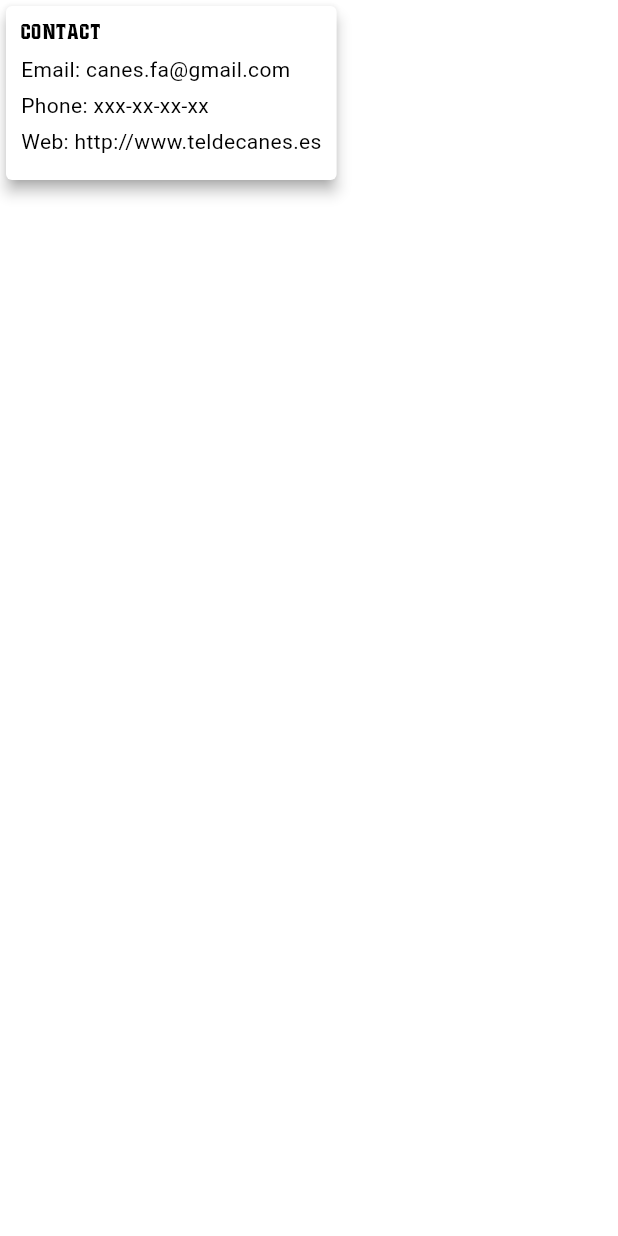
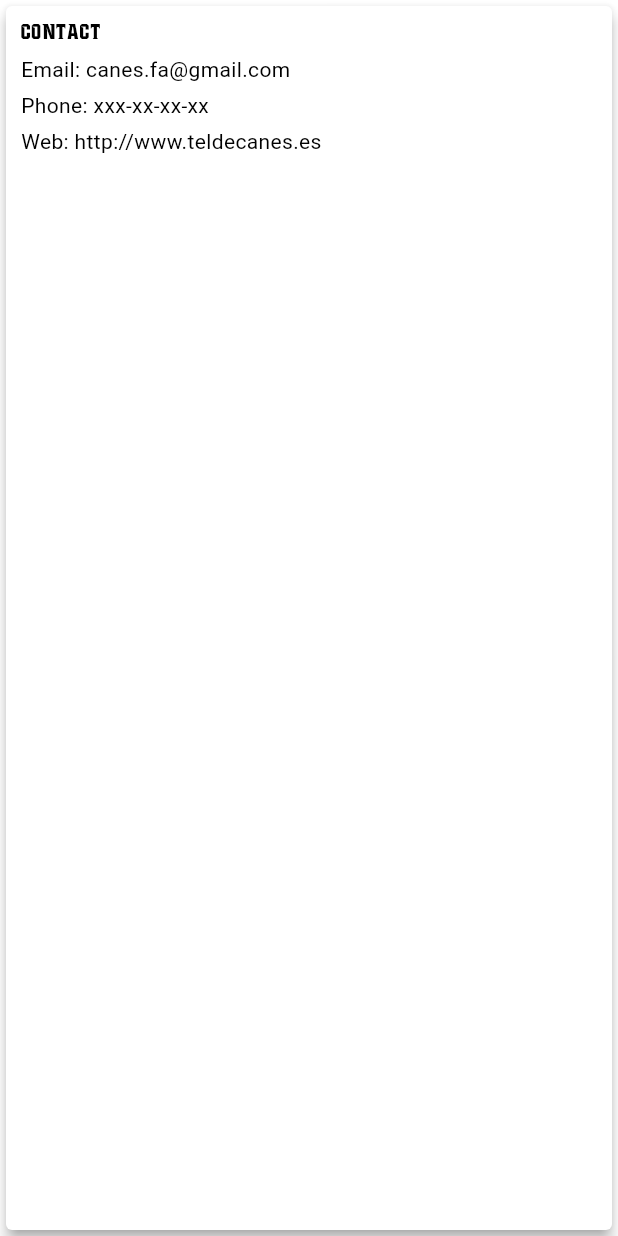
Before and after one commit to mario-monzon/canes_flutter_app, a Flutter app: the ContactDatasWidget widget shown alone on an empty page, opened directly, on a phone screen of 412 x 824 dp. Run offline on Flutter 3.47's test engine with Material 2 defaults, Android fonts, the phone set to English and light mode, and no system bars; our stand-ins replace cached_network_image, chopper, flutter_svg, google_maps_flutter, photo_view, share; generated files the repository leaves out were written again; Roboto replaces fonts that are missing (Canes_font_body); statements that could not run were skipped.

```diff
--- a/lib/design/img.dart
+++ b/lib/design/img.dart
@@ -8,4 +8,7 @@ class Img {
   static const String sponsor = 'assets/images/sponsor.svg';
   static const String contact = 'assets/images/contact.svg';
   static const String canes = 'assets/images/canes.png';
+  static const String facebook = 'assets/images/facebook.svg';
+  static const String instagram = 'assets/images/instagram.svg';
+  static const String twitter = 'assets/images/twitter.svg';
 }
--- a/lib/global.dart
+++ b/lib/global.dart
@@ -1,3 +1,5 @@
+import 'dart:io';
+
 import 'net/api.dart';
 
 /// Global scope app singleton, for initializations needed app wide
@@ -8,6 +10,14 @@ class Global {
   }
 
   static final String webCanes = 'http://teldecanes.es/index.php/en/';
+  static final String facebookCanes = Platform.isIOS
+      ? 'fb://profile/1931826973734524'
+      : 'fb://page/1931826973734524';
+  static final String instagramCanes =
+      'https://www.instagram.com/canes_american_football/?hl=es';
+  static final String twitterCanes =
+      'https://twitter.com/footballcanes?lang=es';
+
   Global._internal();
 
   // this is a global singleton
--- a/lib/screens/tabs/contact.dart
+++ b/lib/screens/tabs/contact.dart
@@ -1,4 +1,5 @@
 import 'package:canes_app/widget/contact/contact_datas_widget.dart';
+import 'package:canes_app/widget/contact/contact_social_buttons_widget.dart';
 import 'package:canes_app/widget/contact/training_days_widget.dart';
 import 'package:flutter/material.dart';
 
@@ -42,6 +43,7 @@ class Tab5Screen extends StatelessWidget {
                                   children: <Widget>[
                                     ContactDatasWidget(),
                                     TrainingDaysWidget(),
+                                    SocialButtonsWidget(),
                                   ],
                                 )
                               ])))));
--- a/lib/widget/contact/contact_datas_widget.dart
+++ b/lib/widget/contact/contact_datas_widget.dart
@@ -12,9 +12,11 @@ class ContactDatasWidget extends StatelessWidget {
       shadowColor: Colors.grey,
       child: Padding(
         padding: EdgeInsets.all(10),
-        child: Column(
+        child: Row(
+          mainAxisSize: MainAxisSize.max,
+          children: <Widget>[
+            Column(
               crossAxisAlignment: CrossAxisAlignment.start,
-          mainAxisSize: MainAxisSize.min,
               children: [
                 Text(S.of(context).contact),
                 Padding(
@@ -46,6 +48,8 @@ class ContactDatasWidget extends StatelessWidget {
                     )),
               ],
             ),
+          ],
+        ),
       ),
     );
   }
```
Also changed, not shown: lib/widget/contact/contact_social_buttons_widget.dart (added, +56 -0 lines), assets/images/facebook.svg (added), assets/images/instagram.svg (added), assets/images/twitter.svg (added). Lines whose indentation alone changed are shown as unchanged.
